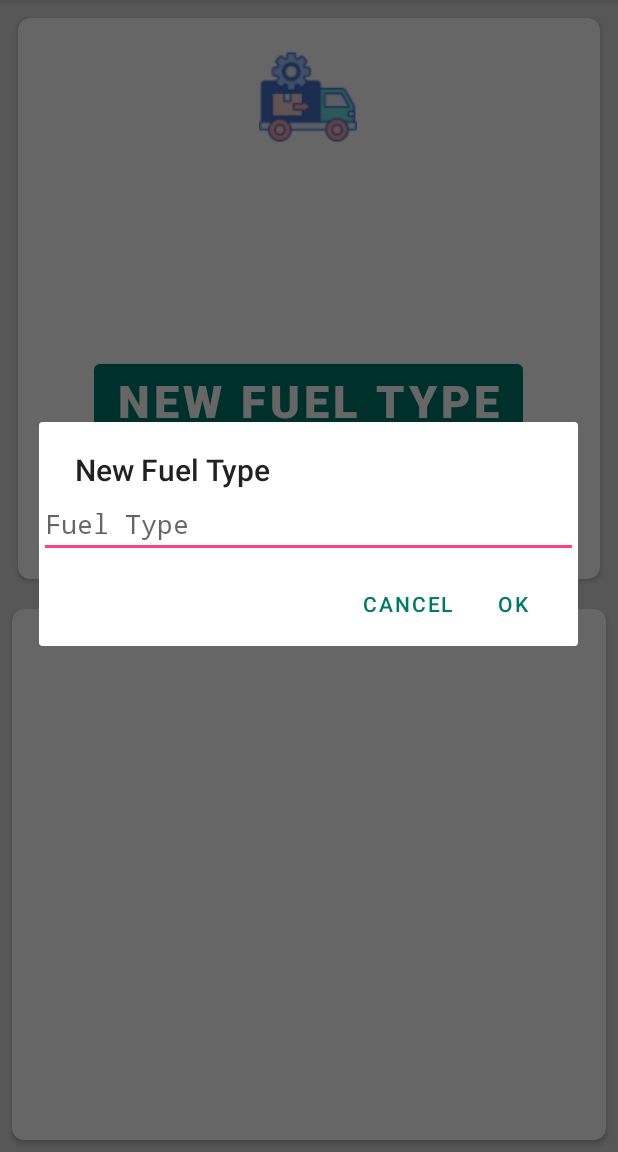
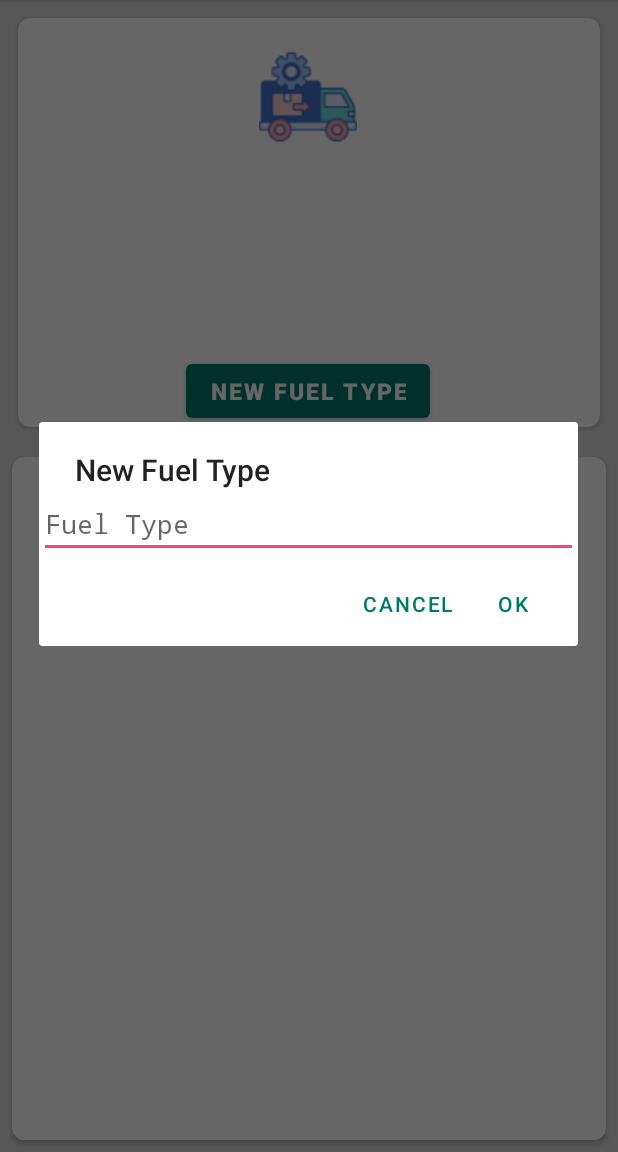
Before and after one commit to trwelk/ead_fuelStation, an Android app: the FuelStationFuelTypesActivity screen opened directly, with no data from a screen before it, after a tap on "NEW FUEL TYPE", on a phone screen of 412 x 824 dp, the part 84-1236 px from its top. Run offline under Robolectric (Android 15) with nearby library versions, the phone set to English and light mode, and no system bars; 4 statements that could not run were skipped.

```diff
--- a/fuel-station-client/app/src/main/java/com/example/fuelstationclient/util/WebService.java
+++ b/fuel-station-client/app/src/main/java/com/example/fuelstationclient/util/WebService.java
@@ -39,7 +39,7 @@ public interface WebService {
     Call<User> registerUser(@Body User user);
 
     @POST("User/Login")
-    Call<User> loginUser(@Body User user);
+    Call<List<User>> loginUser(@Body User user);
 
     @POST("FuelStation")
     Call<FuelStation> registerFuelStation(@Body FuelStation fuelStation);
--- a/fuel-station-client/app/src/main/res/layout/activity_fuel_station_fuel_types.xml
+++ b/fuel-station-client/app/src/main/res/layout/activity_fuel_station_fuel_types.xml
@@ -21,7 +21,7 @@
             android:layout_width="wrap_content"
             android:layout_height="wrap_content"
             android:layout_row="0"
-            android:layout_rowWeight="0.5"
+            android:layout_rowWeight="0"
             android:layout_column="0"
             android:layout_columnWeight="1"
             android:layout_gravity="fill"
@@ -84,7 +84,7 @@
                         android:layout_centerHorizontal="true"
                         android:text="New Fuel Type"
                         android:textColor="#fff"
-                        android:textSize="30sp"
+                        android:textSize="15sp"
                         android:textStyle="bold" />
                 </LinearLayout>
 
```
Also changed, not shown: fuel-station-client/app/src/main/java/com/example/fuelstationclient/LoginFragment.java (+8 -6 lines).
